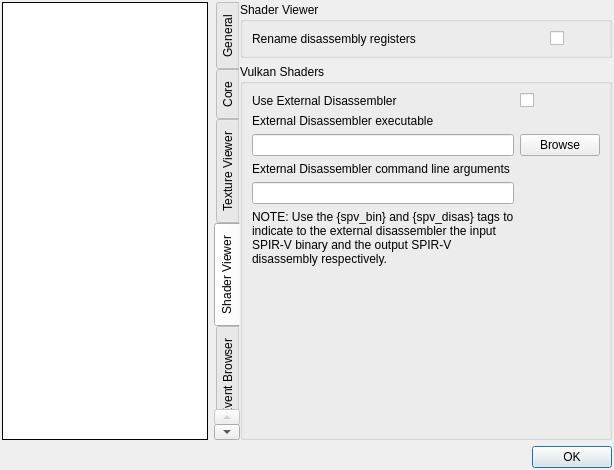
This is qrenderdoc/Windows/Dialogs/SettingsDialog.ui in baldurk/renderdoc as Qt 5 draws it before an edit. The edited form follows.
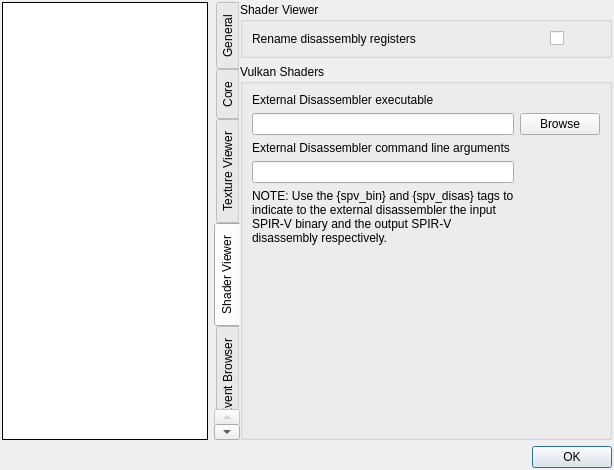
This is the edited form. The open tabs and pages were chosen to show the change.

Commit message: Add support for configuring an external SPIR-V disassembler in Qt UI

Diff of the .ui file:
```diff
--- a/qrenderdoc/Windows/Dialogs/SettingsDialog.ui
+++ b/qrenderdoc/Windows/Dialogs/SettingsDialog.ui
@@ -611,45 +611,7 @@
           <string>Vulkan Shaders</string>
          </property>
          <layout class="QGridLayout" name="gridLayout_4">
-          <item row="0" column="0">
-           <widget class="QLabel" name="label_15">
-            <property name="toolTip">
-             <string>Use an external tool to disassemble SPIR-V instead of RenderDoc's built-in disassembly.
-
-This is useful if you want to disassemble directly to a high level language like GLSL or HLSL that can be compiled for editing.</string>
-            </property>
-            <property name="text">
-             <string>Use External Disassembler</string>
-            </property>
-           </widget>
-          </item>
-          <item row="0" column="1">
-           <widget class="QCheckBox" name="ExternalDisassemblerEnabled">
-            <property name="toolTip">
-             <string>Use an external tool to disassemble SPIR-V instead of RenderDoc's built-in disassembly.
-
-This is useful if you want to disassemble directly to a high level language like GLSL or HLSL that can be compiled for editing.</string>
-            </property>
-            <property name="text">
-             <string/>
-            </property>
-           </widget>
-          </item>
-          <item row="2" column="0">
-           <widget class="QLineEdit" name="externalDisassemblePath">
-            <property name="toolTip">
-             <string>Choose the executable file to invoke every time a shader needs to be disassembled</string>
-            </property>
-           </widget>
-          </item>
-          <item row="3" column="0">
-           <widget class="QLabel" name="label_17">
-            <property name="text">
-             <string>External Disassembler command line arguments</string>
-            </property>
-           </widget>
-          </item>
-          <item row="2" column="1">
+          <item row="1" column="1">
            <widget class="QPushButton" name="browseExtDisasemble">
             <property name="toolTip">
              <string>Choose the executable file to invoke every time a shader needs to be disassembled</string>
@@ -659,27 +621,28 @@
             </property>
            </widget>
           </item>
-          <item row="1" column="0">
+          <item row="0" column="0">
            <widget class="QLabel" name="label_16">
             <property name="text">
              <string>External Disassembler executable</string>
             </property>
            </widget>
           </item>
-          <item row="6" column="0">
-           <spacer name="verticalSpacer_4">
-            <property name="orientation">
-             <enum>Qt::Vertical</enum>
+          <item row="1" column="0">
+           <widget class="QLineEdit" name="externalDisassemblePath">
+            <property name="toolTip">
+             <string>Choose the executable file to invoke every time a shader needs to be disassembled</string>
             </property>
-            <property name="sizeHint" stdset="0">
-             <size>
-              <width>20</width>
-              <height>40</height>
-             </size>
+           </widget>
+          </item>
+          <item row="2" column="0">
+           <widget class="QLabel" name="label_17">
+            <property name="text">
+             <string>External Disassembler command line arguments</string>
             </property>
-           </spacer>
+           </widget>
           </item>
-          <item row="4" column="0">
+          <item row="3" column="0">
            <widget class="QLineEdit" name="externalDisassemblerArgs">
             <property name="toolTip">
              <string>The command line arguments to the executable.
@@ -690,7 +653,7 @@
             </property>
            </widget>
           </item>
-          <item row="5" column="0">
+          <item row="4" column="0">
            <widget class="QLabel" name="label_18">
             <property name="text">
              <string>NOTE: Use the {spv_bin} and {spv_disas} tags to indicate to the external disassembler the input SPIR-V binary and the output SPIR-V disassembly respectively.</string>
@@ -700,6 +663,19 @@
             </property>
            </widget>
           </item>
+          <item row="5" column="0">
+           <spacer name="verticalSpacer_4">
+            <property name="orientation">
+             <enum>Qt::Vertical</enum>
+            </property>
+            <property name="sizeHint" stdset="0">
+             <size>
+              <width>20</width>
+              <height>40</height>
+             </size>
+            </property>
+           </spacer>
+          </item>
          </layout>
         </widget>
        </item>
```
Left out of the diff: 2 changed lines with no effect on the pictures. The commit also changes 8 other files.
